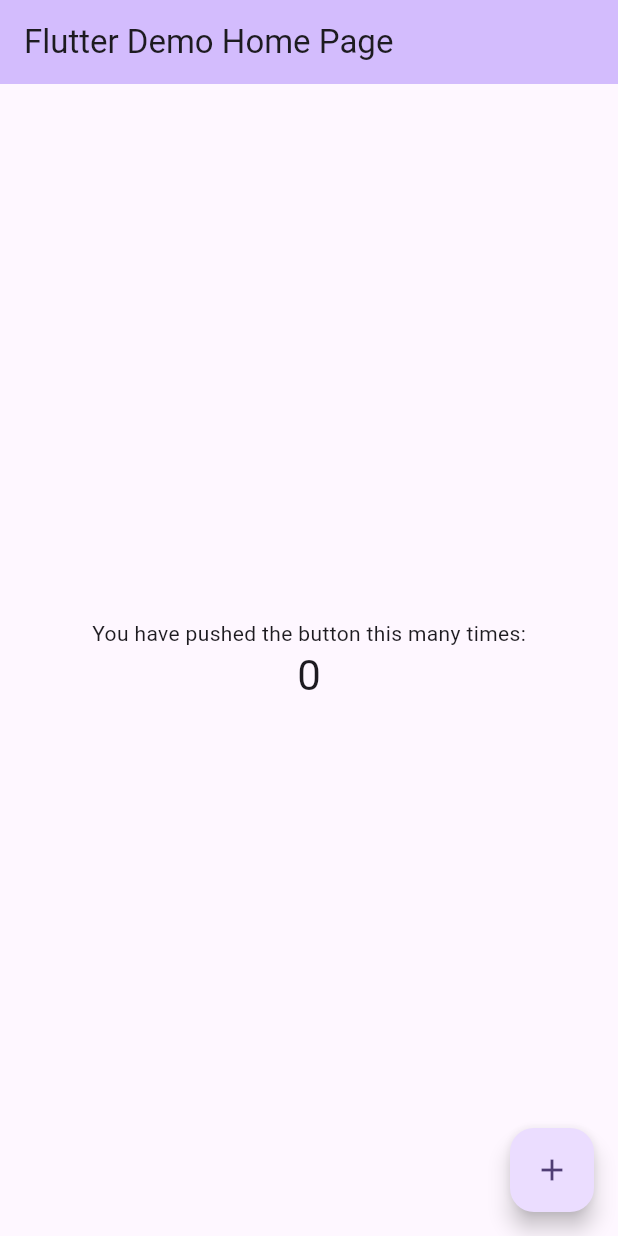
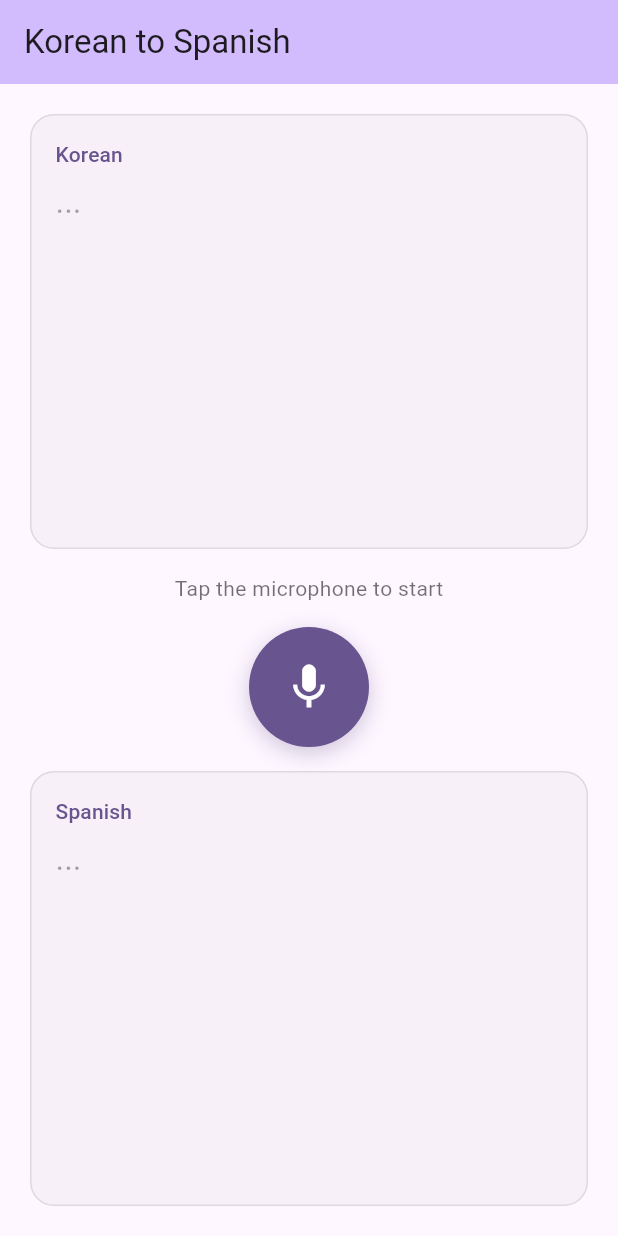
Before and after one commit to HectorMtz22/translation_app, a Flutter app: the screen it shows after launch, on a phone screen of 412 x 824 dp. Run offline on Flutter 3.47's test engine with Material 3 defaults, Android fonts, the phone set to English and light mode, and no system bars; our stand-ins replace flutter_dotenv, speech_to_text.

Commit message:
Add Speech to text translation

```diff
--- a/lib/main.dart
+++ b/lib/main.dart
@@ -1,122 +1,24 @@
 import 'package:flutter/material.dart';
+import 'package:flutter_dotenv/flutter_dotenv.dart';
+import 'screens/translation_screen.dart';
 
-void main() {
+Future<void> main() async {
+  await dotenv.load(fileName: '.env');
   runApp(const MyApp());
 }
 
 class MyApp extends StatelessWidget {
   const MyApp({super.key});
 
-  // This widget is the root of your application.
   @override
   Widget build(BuildContext context) {
     return MaterialApp(
-      title: 'Flutter Demo',
+      title: 'Korean to Spanish Translator',
       theme: ThemeData(
-        // This is the theme of your application.
-        //
-        // TRY THIS: Try running your application with "flutter run". You'll see
-        // the application has a purple toolbar. Then, without quitting the app,
-        // try changing the seedColor in the colorScheme below to Colors.green
-        // and then invoke "hot reload" (save your changes or press the "hot
-        // reload" button in a Flutter-supported IDE, or press "r" if you used
-        // the command line to start the app).
-        //
-        // Notice that the counter didn't reset back to zero; the application
-        // state is not lost during the reload. To reset the state, use hot
-        // restart instead.
-        //
-        // This works for code too, not just values: Most code changes can be
-        // tested with just a hot reload.
-        colorScheme: .fromSeed(seedColor: Colors.deepPurple),
+        colorScheme: ColorScheme.fromSeed(seedColor: Colors.deepPurple),
+        useMaterial3: true,
       ),
-      home: const MyHomePage(title: 'Flutter Demo Home Page'),
+      home: const TranslationScreen(),
     );
   }
 }
-
-class MyHomePage extends StatefulWidget {
-  const MyHomePage({super.key, required this.title});
-
-  // This widget is the home page of your application. It is stateful, meaning
-  // that it has a State object (defined below) that contains fields that affect
-  // how it looks.
-
-  // This class is the configuration for the state. It holds the values (in this
-  // case the title) provided by the parent (in this case the App widget) and
-  // used by the build method of the State. Fields in a Widget subclass are
-  // always marked "final".
-
-  final String title;
-
-  @override
-  State<MyHomePage> createState() => _MyHomePageState();
-}
-
-class _MyHomePageState extends State<MyHomePage> {
-  int _counter = 0;
-
-  void _incrementCounter() {
-    setState(() {
-      // This call to setState tells the Flutter framework that something has
-      // changed in this State, which causes it to rerun the build method below
-      // so that the display can reflect the updated values. If we changed
-      // _counter without calling setState(), then the build method would not be
-      // called again, and so nothing would appear to happen.
-      _counter++;
-    });
-  }
-
-  @override
-  Widget build(BuildContext context) {
-    // This method is rerun every time setState is called, for instance as done
-    // by the _incrementCounter method above.
-    //
-    // The Flutter framework has been optimized to make rerunning build methods
-    // fast, so that you can just rebuild anything that needs updating rather
-    // than having to individually change instances of widgets.
-    return Scaffold(
-      appBar: AppBar(
-        // TRY THIS: Try changing the color here to a specific color (to
-        // Colors.amber, perhaps?) and trigger a hot reload to see the AppBar
-        // change color while the other colors stay the same.
-        backgroundColor: Theme.of(context).colorScheme.inversePrimary,
-        // Here we take the value from the MyHomePage object that was created by
-        // the App.build method, and use it to set our appbar title.
-        title: Text(widget.title),
-      ),
-      body: Center(
-        // Center is a layout widget. It takes a single child and positions it
-        // in the middle of the parent.
-        child: Column(
-          // Column is also a layout widget. It takes a list of children and
-          // arranges them vertically. By default, it sizes itself to fit its
-          // children horizontally, and tries to be as tall as its parent.
-          //
-          // Column has various properties to control how it sizes itself and
-          // how it positions its children. Here we use mainAxisAlignment to
-          // center the children vertically; the main axis here is the vertical
-          // axis because Columns are vertical (the cross axis would be
-          // horizontal).
-          //
-          // TRY THIS: Invoke "debug painting" (choose the "Toggle Debug Paint"
-          // action in the IDE, or press "p" in the console), to see the
-          // wireframe for each widget.
-          mainAxisAlignment: .center,
-          children: [
-            const Text('You have pushed the button this many times:'),
-            Text(
-              '$_counter',
-              style: Theme.of(context).textTheme.headlineMedium,
-            ),
-          ],
-        ),
-      ),
-      floatingActionButton: FloatingActionButton(
-        onPressed: _incrementCounter,
-        tooltip: 'Increment',
-        child: const Icon(Icons.add),
-      ),
-    );
-  }
-}
--- /dev/null
+++ b/lib/screens/translation_screen.dart
@@ -0,0 +1,306 @@
+import 'package:flutter/material.dart';
+import 'package:flutter/services.dart';
+import 'package:speech_to_text/speech_to_text.dart' as stt;
+import '../services/deepl_service.dart';
+
+enum AppState { idle, listening, translating }
+
+class TranslationScreen extends StatefulWidget {
+  const TranslationScreen({super.key});
+
+  @override
+  State<TranslationScreen> createState() => _TranslationScreenState();
+}
+
+class _TranslationScreenState extends State<TranslationScreen> {
+  final stt.SpeechToText _speech = stt.SpeechToText();
+  final DeepLService _deepL = DeepLService();
+
+  AppState _appState = AppState.idle;
+  bool _speechAvailable = false;
+  String _koreanText = '';
+  String _spanishText = '';
+  String? _errorMessage;
+
+  @override
+  void initState() {
+    super.initState();
+    _initSpeech();
+  }
+
+  Future<void> _initSpeech() async {
+    _speechAvailable = await _speech.initialize(
+      onError: (error) {
+        setState(() {
+          _appState = AppState.idle;
+          if (error.errorMsg != 'error_speech_timeout') {
+            _errorMessage = 'Speech error: ${error.errorMsg}';
+          }
+        });
+      },
+      onStatus: (status) {
+        if (status == 'done' || status == 'notListening') {
+          if (_appState == AppState.listening) {
+            setState(() => _appState = AppState.idle);
+          }
+        }
+      },
+    );
+    setState(() {});
+  }
+
+  void _toggleListening() {
+    if (_appState == AppState.listening) {
+      _stopListening();
+    } else {
+      _startListening();
+    }
+  }
+
+  void _startListening() {
+    if (!_speechAvailable) {
+      setState(() => _errorMessage = 'Speech recognition not available');
+      return;
+    }
+
+    setState(() {
+      _appState = AppState.listening;
+      _errorMessage = null;
+      _koreanText = '';
+      _spanishText = '';
+    });
+
+    _speech.listen(
+      localeId: 'ko-KR',
+      onResult: (result) {
+        setState(() {
+          _koreanText = result.recognizedWords;
+        });
+
+        if (result.finalResult && _koreanText.isNotEmpty) {
+          _translateText(_koreanText);
+        }
+      },
+      listenOptions: stt.SpeechListenOptions(
+        partialResults: true,
+        cancelOnError: true,
+      ),
+    );
+  }
+
+  void _stopListening() {
+    _speech.stop();
+    setState(() => _appState = AppState.idle);
+  }
+
+  Future<void> _translateText(String text) async {
+    setState(() => _appState = AppState.translating);
+
+    try {
+      final translation = await _deepL.translate(text);
+      setState(() {
+        _spanishText = translation;
+        _appState = AppState.idle;
+      });
+    } catch (e) {
+      setState(() {
+        _errorMessage = 'Translation failed: $e';
+        _appState = AppState.idle;
+      });
+    }
+  }
+
+  void _copyTranslation() {
+    if (_spanishText.isNotEmpty) {
+      Clipboard.setData(ClipboardData(text: _spanishText));
+      ScaffoldMessenger.of(context).showSnackBar(
+        const SnackBar(
+          content: Text('Copied to clipboard'),
+          duration: Duration(seconds: 1),
+        ),
+      );
+    }
+  }
+
+  String get _statusText {
+    switch (_appState) {
+      case AppState.idle:
+        return 'Tap the microphone to start';
+      case AppState.listening:
+        return 'Listening...';
+      case AppState.translating:
+        return 'Translating...';
+    }
+  }
+
+  @override
+  Widget build(BuildContext context) {
+    final theme = Theme.of(context);
+
+    return Scaffold(
+      appBar: AppBar(
+        title: const Text('Korean to Spanish'),
+        backgroundColor: theme.colorScheme.inversePrimary,
+      ),
+      body: Padding(
+        padding: const EdgeInsets.all(20),
+        child: Column(
+          children: [
+            // Korean transcription area
+            Expanded(
+              child: Container(
+                width: double.infinity,
+                padding: const EdgeInsets.all(16),
+                decoration: BoxDecoration(
+                  color: theme.colorScheme.surfaceContainerHighest.withAlpha(80),
+                  borderRadius: BorderRadius.circular(16),
+                  border: Border.all(
+                    color: _appState == AppState.listening
+                        ? theme.colorScheme.primary
+                        : theme.colorScheme.outline.withAlpha(50),
+                    width: _appState == AppState.listening ? 2 : 1,
+                  ),
+                ),
+                child: Column(
+                  crossAxisAlignment: CrossAxisAlignment.start,
+                  children: [
+                    Text(
+                      'Korean',
+                      style: theme.textTheme.labelLarge?.copyWith(
+                        color: theme.colorScheme.primary,
+                      ),
+                    ),
+                    const SizedBox(height: 8),
+                    Expanded(
+                      child: SingleChildScrollView(
+                        child: Text(
+                          _koreanText.isEmpty ? '...' : _koreanText,
+                          style: theme.textTheme.titleLarge?.copyWith(
+                            color: _koreanText.isEmpty
+                                ? theme.colorScheme.onSurface.withAlpha(100)
+                                : null,
+                          ),
+                        ),
+                      ),
+                    ),
+                  ],
+                ),
+              ),
+            ),
+
+            const SizedBox(height: 16),
+
+            // Status indicator
+            Text(
+              _statusText,
+              style: theme.textTheme.bodyMedium?.copyWith(
+                color: theme.colorScheme.onSurface.withAlpha(160),
+              ),
+            ),
+
+            // Error message
+            if (_errorMessage != null)
+              Padding(
+                padding: const EdgeInsets.only(top: 4),
+                child: Text(
+                  _errorMessage!,
+                  style: theme.textTheme.bodySmall?.copyWith(
+                    color: theme.colorScheme.error,
+                  ),
+                  textAlign: TextAlign.center,
+                ),
+              ),
+
+            const SizedBox(height: 16),
+
+            // Microphone button
+            GestureDetector(
+              onTap: _appState == AppState.translating ? null : _toggleListening,
+              child: Container(
+                width: 80,
+                height: 80,
+                decoration: BoxDecoration(
+                  shape: BoxShape.circle,
+                  color: _appState == AppState.listening
+                      ? theme.colorScheme.error
+                      : theme.colorScheme.primary,
+                  boxShadow: [
+                    BoxShadow(
+                      color: (_appState == AppState.listening
+                              ? theme.colorScheme.error
+                              : theme.colorScheme.primary)
+                          .withAlpha(80),
+                      blurRadius: 12,
+                      offset: const Offset(0, 4),
+                    ),
+                  ],
+                ),
+                child: Icon(
+                  _appState == AppState.listening ? Icons.stop : Icons.mic,
+                  color: Colors.white,
+                  size: 36,
+                ),
+              ),
+            ),
+
+            const SizedBox(height: 16),
+
+            // Spanish translation area
+            Expanded(
+              child: Container(
+                width: double.infinity,
+                padding: const EdgeInsets.all(16),
+                decoration: BoxDecoration(
+                  color: theme.colorScheme.surfaceContainerHighest.withAlpha(80),
+                  borderRadius: BorderRadius.circular(16),
+                  border: Border.all(
+                    color: theme.colorScheme.outline.withAlpha(50),
+                  ),
+                ),
+                child: Column(
+                  crossAxisAlignment: CrossAxisAlignment.start,
+                  children: [
+                    Row(
+                      mainAxisAlignment: MainAxisAlignment.spaceBetween,
+                      children: [
+                        Text(
+                          'Spanish',
+                          style: theme.textTheme.labelLarge?.copyWith(
+                            color: theme.colorScheme.primary,
+                          ),
+                        ),
+                        if (_spanishText.isNotEmpty)
+                          IconButton(
+                            icon: const Icon(Icons.copy, size: 20),
+                            onPressed: _copyTranslation,
+                            tooltip: 'Copy translation',
+                          ),
+                      ],
+                    ),
+                    const SizedBox(height: 8),
+                    Expanded(
+                      child: SingleChildScrollView(
+                        child: _appState == AppState.translating
+                            ? const Center(
+                                child: CircularProgressIndicator(),
+                              )
+                            : Text(
+                                _spanishText.isEmpty ? '...' : _spanishText,
+                                style: theme.textTheme.titleLarge?.copyWith(
+                                  color: _spanishText.isEmpty
+                                      ? theme.colorScheme.onSurface.withAlpha(100)
+                                      : null,
+                                ),
+                              ),
+                      ),
+                    ),
+                  ],
+                ),
+              ),
+            ),
+          ],
+        ),
+      ),
+    );
+  }
+}
```
Also changed, not shown: lib/services/deepl_service.dart (added, +33 -0 lines), pubspec.yaml (+5 -6 lines), pubspec.lock, 15 other files.
